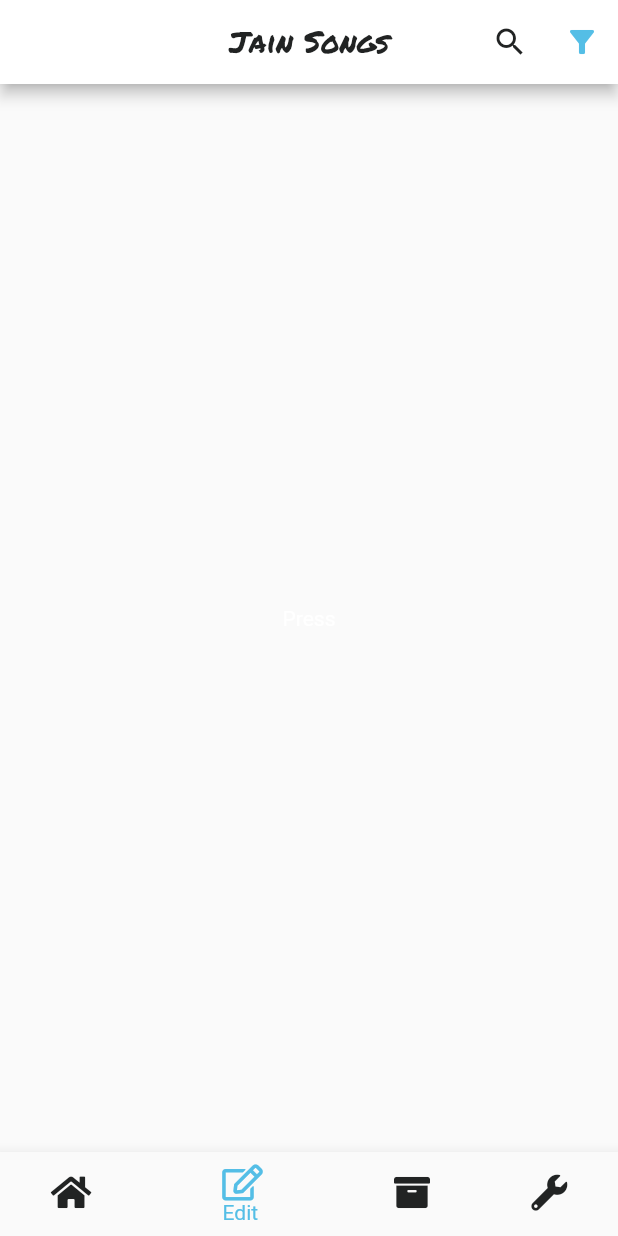
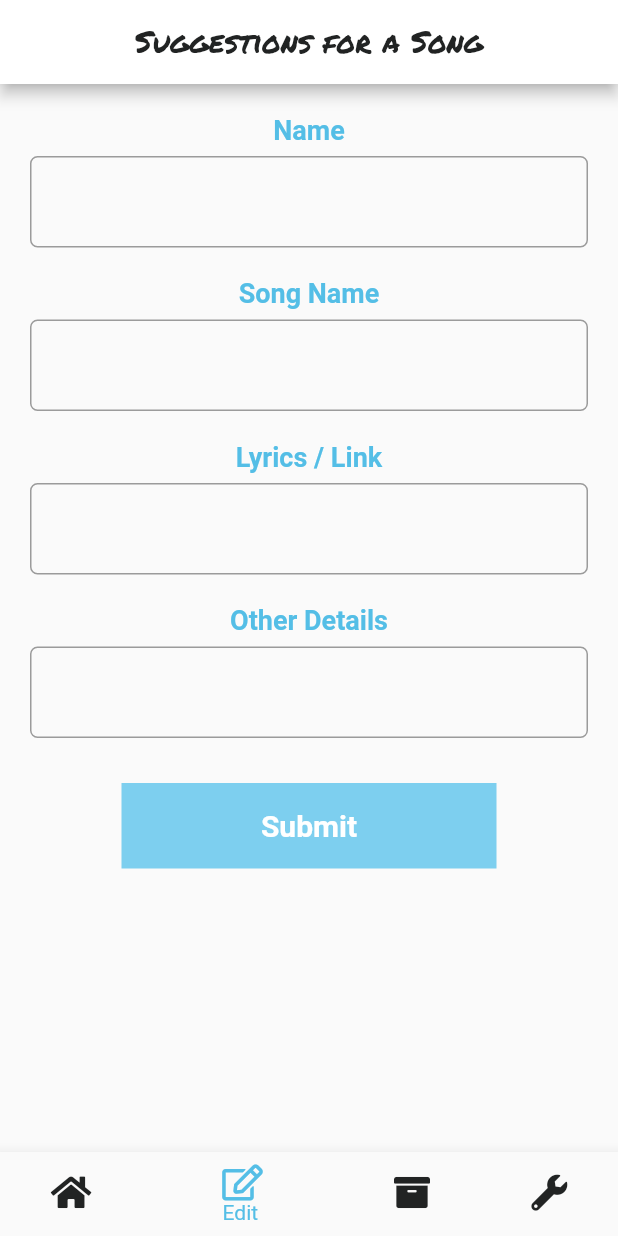
Before and after one commit to shobhit2020335/jain_songs_fork2, a Flutter app: the screen it shows after launch, item 2 of the bottom bar chosen, on a phone screen of 412 x 824 dp. Run offline on Flutter 3.47's test engine with Material 2 defaults, Android fonts, the phone set to English and light mode, and no system bars; our stand-ins replace cloud_firestore, connectivity, firebase_core, font_awesome_flutter, modal_progress_hud; missing offline and left inert: flutter_share; accounts and stored records are empty.

Commit message:
UI for form page completed

```diff
--- a/lib/custom_widgets/constantWidgets.dart
+++ b/lib/custom_widgets/constantWidgets.dart
@@ -9,6 +9,37 @@ void showToast(BuildContext context, String message, {int duration: 4}) {
         SnackBarAction(label: 'HIDE', onPressed: scaffold.hideCurrentSnackBar),
   );
   scaffold.showSnackBar(snackBar);
+}
+
+Widget formFieldTitle(String title) {
+  return Text(
+    title,
+    style: TextStyle(
+      color: Color(0xFF54BEE6),
+      fontWeight: FontWeight.bold,
+      fontSize: 18,
+    ),
+  );
+}
+
+Widget formTextFeild(int lines) {
+  return Theme(
+    data: ThemeData(
+      primaryColor: Color(0xFF54BEE6),
+    ),
+    child: TextField(
+      keyboardType: lines == 1 ? TextInputType.name : TextInputType.multiline,
+      maxLines: lines,
+      style: TextStyle(color: Colors.black, fontSize: 18),
+      decoration: InputDecoration(
+        border: OutlineInputBorder(
+          borderRadius: BorderRadius.all(
+            Radius.circular(5),
+          ),
+        ),
+      ),
+    ),
+  );
 }
 
 Widget textBold20(String text) {
--- /dev/null
+++ b/lib/form_page.dart
@@ -0,0 +1,70 @@
+import 'package:flutter/material.dart';
+import 'package:jain_songs/custom_widgets/constantWidgets.dart';
+
+//TODO: Making clear button to clear all textfield
+
+class FormPage extends StatelessWidget {
+  @override
+  Widget build(BuildContext context) {
+    return SafeArea(
+      child: SingleChildScrollView(
+        child: Container(
+          padding: EdgeInsets.all(20),
+          child: Column(
+            children: [
+              formFieldTitle('Name'),
+              SizedBox(
+                height: 7,
+              ),
+              formTextFeild(1),
+              SizedBox(
+                height: 20,
+              ),
+              formFieldTitle('Song Name'),
+              SizedBox(
+                height: 7,
+              ),
+              formTextFeild(null),
+              SizedBox(
+                height: 20,
+              ),
+              formFieldTitle('Lyrics / Link'),
+              SizedBox(
+                height: 7,
+              ),
+              formTextFeild(null),
+              SizedBox(
+                height: 20,
+              ),
+              formFieldTitle('Other Details'),
+              SizedBox(
+                height: 7,
+              ),
+              formTextFeild(null),
+              SizedBox(
+                height: 30,
+              ),
+              FlatButton(
+                onPressed: () {},
+                child: Container(
+                  width: 250,
+                  height: 57,
+                  color: Color(0xFF7DCFEF),
+                  child: Center(
+                    child: Text(
+                      'Submit',
+                      style: TextStyle(
+                          fontSize: 20,
+                          color: Colors.white,
+                          fontWeight: FontWeight.bold),
+                    ),
+                  ),
+                ),
+              ),
+            ],
+          ),
+        ),
+      ),
+    );
+  }
+}
--- a/lib/home_page.dart
+++ b/lib/home_page.dart
@@ -1,6 +1,7 @@
 import 'package:flutter/material.dart';
 import 'package:font_awesome_flutter/font_awesome_flutter.dart';
 import 'package:jain_songs/custom_widgets/buildList.dart';
+import 'package:jain_songs/form_page.dart';
 import 'package:jain_songs/utilities/song_details.dart';
 import 'package:jain_songs/utilities/songs_list.dart';
 import 'package:cloud_firestore/cloud_firestore.dart';
@@ -80,7 +81,8 @@ class _HomePageState extends State<HomePage> {
         actions: <Widget>[
           Row(
             children: [
-              IconButton(
+              _currentIndex == 0
+                  ? IconButton(
                       //TODO: Insert focus in textField when search is clicked.
                       icon: searchOrCrossIcon,
                       onPressed: () {
@@ -106,8 +108,11 @@ class _HomePageState extends State<HomePage> {
                             getSongs('');
                           }
                         });
-                  }),
-              IconButton(icon: filterIcon, onPressed: null)
+                      })
+                  : Icon(null),
+              _currentIndex == 0
+                  ? IconButton(icon: filterIcon, onPressed: null)
+                  : Icon(null),
             ],
           ),
         ],
@@ -137,24 +142,26 @@ class _HomePageState extends State<HomePage> {
         onTap: (index) {
           setState(() {
             _currentIndex = index;
+            if (index == 1) {
+              appBarTitle = Text('Suggestions for a Song');
+            } else if (index == 2) {
+              appBarTitle = Text('Your Library');
+            } else if (index == 3) {
+              appBarTitle = Text('Settings and More');
+            } else {
+              appBarTitle = Text('Jain Songs');
+            }
           });
         },
       ),
-      body: <Widget>[
+      //IndexedStack use to store state of its children here used for bottom navigation's children.
+      body: IndexedStack(
+        index: _currentIndex,
+        children: <Widget>[
           BuildList(
             showProgress: showProgress,
           ),
-        Container(
-          child: Center(
-            child: SizedBox(
-              child: Center(
-                child: Text('Press'),
-              ),
-              height: 50,
-              width: 80,
-            ),
-          ),
-        ),
+          FormPage(),
           Container(
             child: Center(
               child: SizedBox(
@@ -183,7 +190,8 @@ class _HomePageState extends State<HomePage> {
               ),
             ),
           ),
-      ][_currentIndex],
+        ],
+      ),
     );
   }
 }
--- a/lib/main.dart
+++ b/lib/main.dart
@@ -11,6 +11,7 @@
 //modal progress hud
 //SearchBar
 //Firebase Firestore
+//IndexedStack
 
 import 'package:firebase_core/firebase_core.dart';
 import 'package:flutter/material.dart';
--- a/lib/services/firestore_helper.dart
+++ b/lib/services/firestore_helper.dart
@@ -10,7 +10,27 @@ class FireStoreHelper {
   Future<void> changeShare(
     BuildContext context,
     SongDetails currentSong,
-  ) async {}
+  ) async {
+    var docSnap = await songs.doc(currentSong.code).get();
+    Map<String, dynamic> songMap = docSnap.data();
+
+    bool isInternetConnected = await NetworkHelper().check();
+
+    if (songMap == null || isInternetConnected == false) {
+      currentSong.share++;
+      return;
+    }
+
+    songMap['share']++;
+
+    await songs
+        .doc(currentSong.code)
+        .update({'share': songMap['share']}).then((value) {
+      currentSong.share = songMap['share'];
+    }).catchError((error) {
+      print('Error Updating share count in firebase');
+    });
+  }
 
   Future<void> changeLikes(
       BuildContext context, SongDetails currentSong, bool toAdd) async {
--- a/pubspec.yaml
+++ b/pubspec.yaml
@@ -19,7 +19,6 @@ dependencies:
   firebase_analytics: ^6.0.2
   url_launcher: ^5.7.2
   flutter_share: ^1.0.2+1
-  firebase_performance: "^0.4.0+2"
 
 
 dev_dependencies:
```
Also changed, not shown: lib/custom_widgets/form_widget.dart (added), pubspec.lock. Lines whose indentation alone changed are shown as unchanged.
